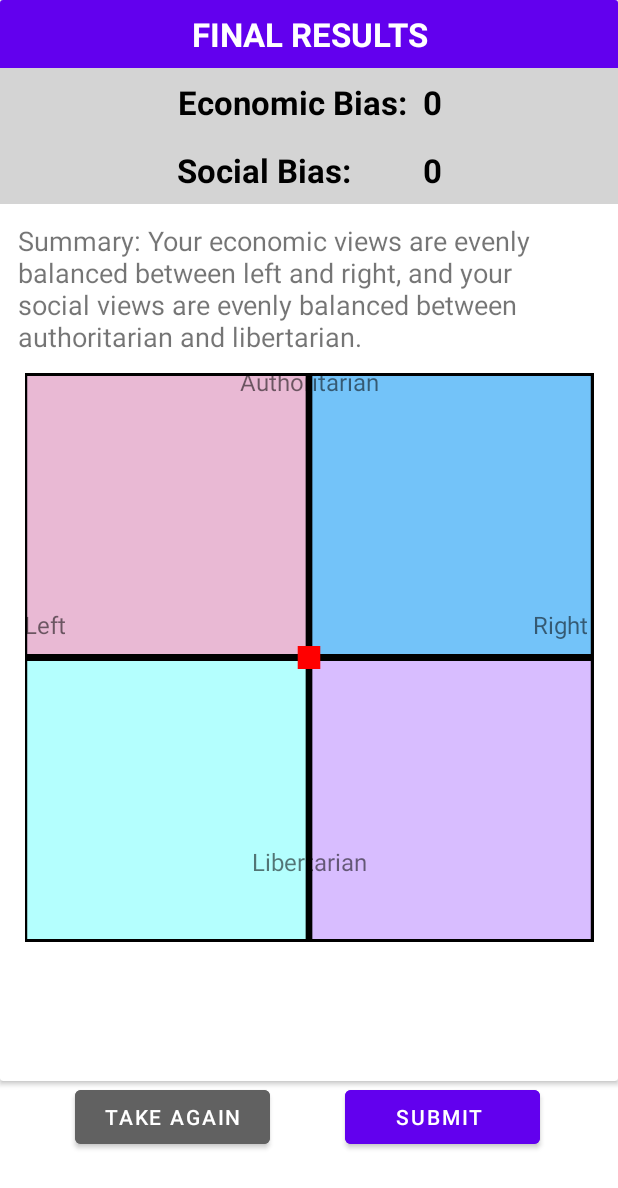
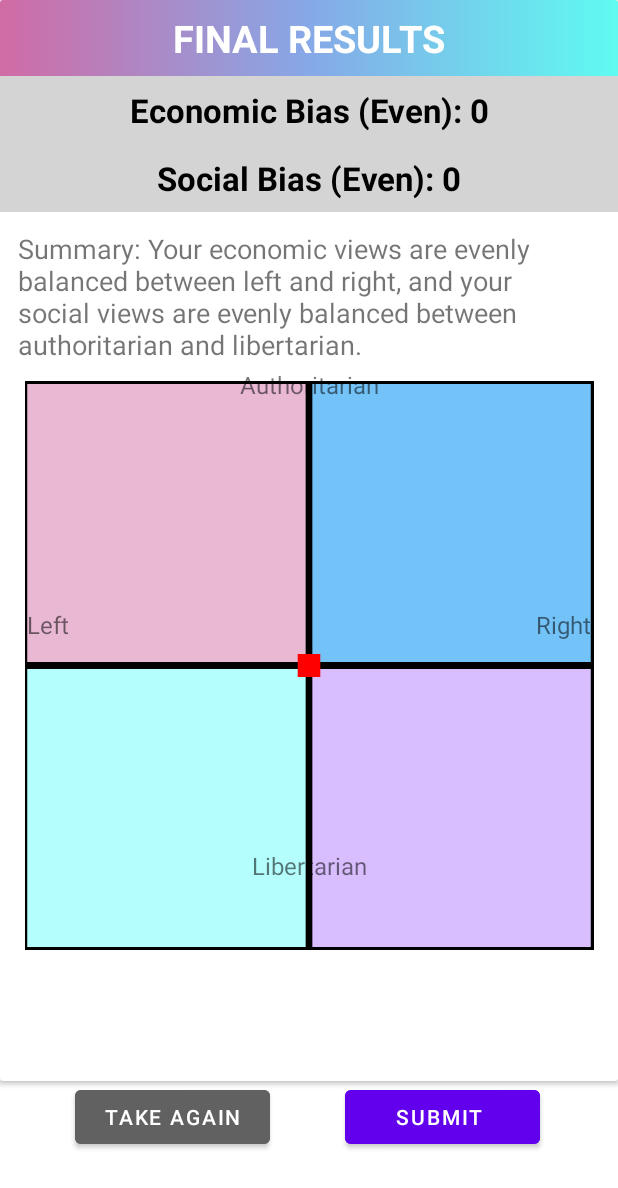
Before and after one commit to knelligan/political-empathy, an Android app: the CalcActivity screen opened directly, with no data from a screen before it, on a phone screen of 412 x 824 dp. Shown: the top 1188 px of the screen. Run offline under Robolectric (Android 15) with nearby library versions, the light colour scheme and no system bars.

Commit message:
added comments and documentation and cleaned up

```diff
--- a/app/build.gradle
+++ b/app/build.gradle
@@ -58,6 +58,7 @@ dependencies {
     implementation 'androidx.lifecycle:lifecycle-viewmodel-ktx:2.3.1'
     implementation 'com.google.firebase:firebase-auth:19.2.0'
     implementation 'com.google.firebase:firebase-database:19.2.1'
+    //implementation 'com.google.android.gms:play-services-ads:20.6.0'
 
     //graph view library import
     //implementation 'com.jjoe64:graphview:4.2.2'
--- a/app/src/main/java/io/politicalempathy/CalcActivity.java
+++ b/app/src/main/java/io/politicalempathy/CalcActivity.java
@@ -117,7 +117,6 @@ public class CalcActivity extends AppCompatActivity {
 
 
         //researched plotting values here: https://programmerworld.co/android/how-to-plot-arrays-x-and-y-coordinates-on-axes-in-your-android-app-without-using-dependencies-or-libraries/
-
         //TextView value updates
         econScore = findViewById(R.id.economic_bias_score);
         socScore = findViewById(R.id.social_bias_score);
@@ -138,6 +137,9 @@ public class CalcActivity extends AppCompatActivity {
 
     }
 
+    /**
+     * Calculates economic and social score based on all user input
+     */
     public void scoreCalculations() {
         //get the current response in the list
         Response response;
@@ -165,41 +167,33 @@ public class CalcActivity extends AppCompatActivity {
                 socTotal += response.getResponseValue();
             }
         }
-        //here is where i will store the econ/soc in user class----------------------------------------------------------------------------------------------
+
         //calculate econ score by finding the average of the
         //economic responses
         double avgEcon = Math.round(econTotal / econCount);
-        //LoginActivity.currentlyLoggedInUser.setEconScore(avgEcon);
-
 
         //calculate the social score by finding the average of
         //the social responses
         double avgSoc = Math.round(socTotal / socCount);
-        //LoginActivity.currentlyLoggedInUser.setSocialScore(avgSoc);
-
 
         //cast the score value to int to make the score easier to understand/read
         econScoreValue = (int) avgEcon;
-        //set the global econ
+
+        //set the global econ score
         DbQuery.globalEconScore = econScoreValue;
 
+        //cast the score to int to make it shorter/easier
         socScoreValue = (int) avgSoc;
-        //set the global soc
+
+        //set the global soc score
         DbQuery.globalSocScore = socScoreValue;
-
 
     }
 
-
+    /**
+     * Plots the value of the x,y point onto the bitmap
+     */
     public void plotValue() {
-        //this needs to be updated/replaced with scores from db-------------------------------------------------------
-        //calculate the average of the econ scores
-        //x = econ
-        //econScoreValue = -3;
-
-        //calculate the average of the social scores------------------------------------
-        //y = soc
-        //socScoreValue = 7;
 
         //researched bitmap info here: https://itecnote.com/tecnote/android-getting-bitmap-from-custom-surfaceview/
         //create the bitmap used for plotting
@@ -273,7 +267,6 @@ public class CalcActivity extends AppCompatActivity {
 
         //generate center points on the canvas to start from
         Point plotPoint = translatePoint(econScoreValue, socScoreValue);
-        //Point plotPoint = new Point(7,15);
 
         //get translated point values
         int x = plotPoint.x;
@@ -283,16 +276,42 @@ public class CalcActivity extends AppCompatActivity {
         //draw point method researched here: https://www.tabnine.com/code/java/methods/android.graphics.Canvas/drawPoint
         canvas.drawPoint(x, y, paint);
 
-
         //compass is the imageview
         compass.setImageBitmap(bitmap);
 
+        //set up text display
+        String econText = "Economic Bias ";
+        String socText = "Social Bias ";
+
+        //note in top score the user economic alignment
+        if(econScoreValue< 0){
+            econText += "(Left): ";
+        }else if(econScoreValue > 0){
+            econText += "(Right): ";
+        }else{
+            econText += "(Even): ";
+        }
+
+        //note in top score the user social alignment
+        if(socScoreValue< 0){
+            socText += "(Libertarian): ";
+        }else if(econScoreValue > 0){
+            socText += "(Authoritarian): ";
+        }else{
+            socText += "(Even): ";
+        }
 
         //show score values in textView
-        econScore.setText("Economic Bias:  " + econScoreValue);
-        socScore.setText("Social Bias:         " + socScoreValue);
+        econScore.setText(econText + econScoreValue);
+        socScore.setText(socText + socScoreValue);
+
+        //econScore.setText("Economic Bias:  " + econScoreValue);
+        //socScore.setText("Social Bias:         " + socScoreValue);
     }
 
+    /**
+     * Moves the point based on a provided x,y value
+     */
     public Point translatePoint(int x, int y) {
 
         //the point starts (0, 0) in the upper left corner.
@@ -330,6 +349,11 @@ public class CalcActivity extends AppCompatActivity {
         return new Point(x, y);
     }
 
+    /**
+     * Creates a brief summary of results based on the user's responses
+     * the summary notes the intensity or extremity of political alignment
+     * based on how close it falls to -10 or +10.
+     */
     public void writeSummaryResults() {
         boolean econModerate;
         boolean socialModerate;
@@ -422,7 +446,9 @@ public class CalcActivity extends AppCompatActivity {
 
     }
 
-
+    /**
+     * Creates a popup dialog that asks the user to share their results online
+     */
     private void dialogShareRequest() {
         //researched this here: https://stackoverflow.com/questions/2478517/how-to-display-a-yes-no-dialog-box-on-android
 
@@ -469,9 +495,12 @@ public class CalcActivity extends AppCompatActivity {
         alert.show();
     }
 
+    /**
+     * Shares results from the survey.
+     */
     private void shareResults() {
         //researched here: https://stackoverflow.com/questions/30196965/how-to-take-a-screenshot-of-a-current-activity-and-then-share-it
-//researched here: https://www.includehelp.com/android/share-something-on-social-media.aspx
+    //researched here: https://www.includehelp.com/android/share-something-on-social-media.aspx
 
         Context cardviewContext = resultsView.getContext();
 
@@ -488,40 +517,3 @@ public class CalcActivity extends AppCompatActivity {
         startActivity(Intent.createChooser(intent, "Share results using"));
     }
 }
-
-//
-////        Bitmap bitmap = Bitmap.createBitmap(resultsView.getWidth(), resultsView.getHeight(),
-////                Bitmap.Config.ARGB_8888);
-////        if (resultsView instanceof CardView) {
-////            bitmap = ((CardView) resultsView).getBitmap();
-////        } else {
-////            Canvas c = new Canvas(bitmap);
-////            resultsView.draw(c);
-////        }
-//
-//        //new Share(cardviewContext).shareIntent(cardBitMap, "msg", "randomstring");
-//
-//    }
-//
-////    public static Bitmap getBitmapFromView(View view) {
-//////        view.measure(View.MeasureSpec.UNSPECIFIED, View.MeasureSpec.UNSPECIFIED);
-//////        Bitmap bitmap = Bitmap.createBitmap(view.getMeasuredWidth(), view.getMeasuredHeight(),
-//////                Bitmap.Config.ARGB_8888);
-//////        Canvas canvas = new Canvas(bitmap);
-//////        view.layout(0, 0, view.getMeasuredWidth(), view.getMeasuredHeight());
-//////        view.draw(canvas);
-//////        return bitmap;
-////
-//////researched here: https://stackoverflow.com/questions/61308719/converting-a-cardview-to-an-image-bitmap
-////        int totalHeight = view.getHeight();
-////        int totalWidth = view.getWidth();
-////        float percent = 0.7f;//use this value to scale bitmap to specific size
-////
-////        Bitmap canvasBitmap = Bitmap.createBitmap(totalWidth,totalHeight, Bitmap.Config.ARGB_8888);
-////        Canvas canvas = new Canvas(canvasBitmap);
-////        canvas.scale(percent, percent);
-////        view.draw(canvas);
-////
-////        return canvasBitmap;
-////    }
-//}
--- a/app/src/main/java/io/politicalempathy/ComparisonActivity.java
+++ b/app/src/main/java/io/politicalempathy/ComparisonActivity.java
@@ -90,6 +90,7 @@ public class ComparisonActivity extends AppCompatActivity implements AdapterView
 
     }
 
+
     public void displayScore(String selectedText) {
 
         if (selectedText.equals("Jimmy Carter")) {
--- a/app/src/main/java/io/politicalempathy/Quote.java
+++ b/app/src/main/java/io/politicalempathy/Quote.java
@@ -11,7 +11,10 @@ public class Quote {
 
 
 
-    //creates a quote object used to display on each quote activity screen
+
+    /**
+     * Creates a quote object used to display on each quote activity screen
+     */
     public Quote(String quoteID, String quoteText, String type, String author, String bias, double quoteValue, String job) {
 
         //the id in firebase associated with the quote"
--- a/app/src/main/java/io/politicalempathy/Response.java
+++ b/app/src/main/java/io/politicalempathy/Response.java
@@ -13,6 +13,7 @@ public class Response {
 
 
     /**
+     * Response object to store user responses
      * @param userID
      * @param quoteID
      * @param responseNum
--- a/app/src/main/java/io/politicalempathy/Share.java
+++ b/app/src/main/java/io/politicalempathy/Share.java
@@ -18,6 +18,7 @@ public class Share {
         this.context = context;
     }
     //researched this here:https://stackoverflow.com/questions/30196965/how-to-take-a-screenshot-of-a-current-activity-and-then-share-it
+    //attempted to implement this method but it would require additional editing and research
 
     public void shareIntent(Bitmap bitmap, String msg, String name) {
         Uri uri = screenshotForShare(bitmap, name);
--- a/app/src/main/res/layout/activity_calc.xml
+++ b/app/src/main/res/layout/activity_calc.xml
@@ -32,12 +32,12 @@
                 android:id="@+id/finalscore_text"
                 android:layout_width="match_parent"
                 android:layout_height="wrap_content"
-                android:background="@color/design_default_color_primary"
+                android:background="@drawable/gradient_background"
                 android:gravity="center"
                 android:padding="8dp"
                 android:text="FINAL RESULTS"
                 android:textColor="@color/white"
-                android:textSize="22sp"
+                android:textSize="25sp"
                 android:textStyle="bold" />
 
             <TextView
@@ -91,7 +91,7 @@
             android:text="Authoritarian"
             android:textAlignment="center"
             android:layout_marginHorizontal="153dp"
-            android:layout_marginVertical="243dp"
+            android:layout_marginVertical="245dp"
             android:textSize="16sp" />
 
         <TextView
@@ -101,7 +101,7 @@
             android:text="Libertarian"
             android:textAlignment="center"
             android:layout_marginHorizontal="153dp"
-            android:layout_marginVertical="563dp"
+            android:layout_marginVertical="566dp"
             android:textSize="16sp" />
 
         <TextView
@@ -109,7 +109,7 @@
             android:layout_width="50dp"
             android:layout_height="40dp"
             android:text="Right"
-            android:layout_marginHorizontal="355dp"
+            android:layout_marginHorizontal="357dp"
             android:layout_marginVertical="405dp"
             android:textSize="16sp" />
 
@@ -117,7 +117,7 @@
             android:id="@+id/leftwingtext"
             android:layout_width="100dp"
             android:layout_height="40dp"
-            android:layout_marginHorizontal="16dp"
+            android:layout_marginHorizontal="18dp"
             android:layout_marginVertical="405dp"
             android:text="Left"
             android:textSize="16sp" />
--- a/app/src/main/res/layout/activity_econ_left1.xml
+++ b/app/src/main/res/layout/activity_econ_left1.xml
@@ -27,7 +27,7 @@
             android:text="@string/quote_1"
             android:background="@color/darkgray"
             android:textColor="@color/white"
-            android:textSize="22sp"
+            android:textSize="30sp"
             android:textStyle="bold" />
 
 
```
Also changed, not shown: app/src/main/java/io/politicalempathy/AuthorActivity.java (+19 -7 lines), app/src/main/java/io/politicalempathy/DbQuery.java (+14 -2 lines), app/src/main/java/io/politicalempathy/ForgotPasswordActivity.java (+7 -1 lines), app/src/main/java/io/politicalempathy/LoginActivity.java (+11 -0 lines), app/src/main/java/io/politicalempathy/MainActivity.java (+1 -15 lines), app/src/main/java/io/politicalempathy/QuoteActivity.java (+17 -6 lines), app/src/main/java/io/politicalempathy/RegisterUserActivity.java (+8 -0 lines), app/src/main/java/io/politicalempathy/SplashActivity.java (+0 -7 lines), app/src/main/res/layout/activity_comparison.xml (+9 -5 lines).
